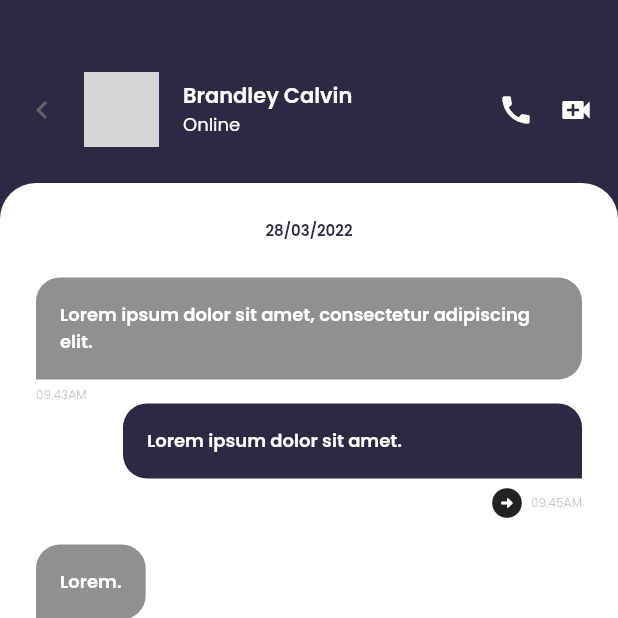
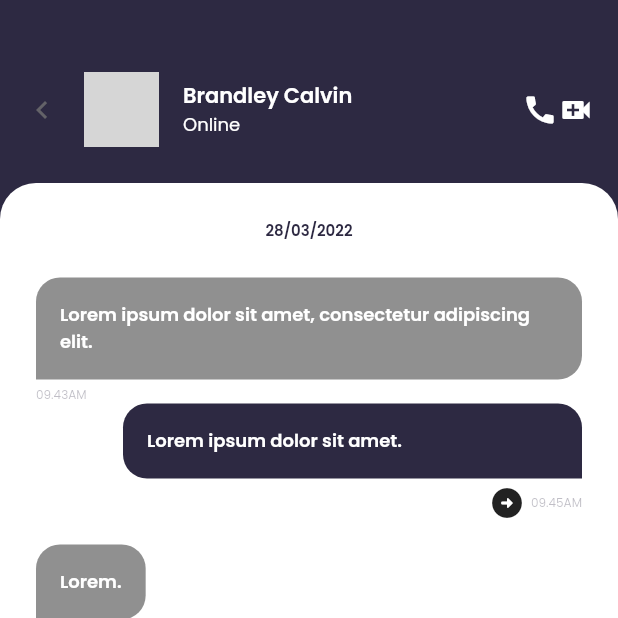
Before and after one commit to alexbecerradev/fluechat, a Flutter app: the ChatPage screen opened directly, after a tap on "Brandley Calvin", on a phone screen of 412 x 824 dp, the top half of it. Run offline on Flutter 3.47's test engine with Material 2 defaults, Android fonts, the light colour scheme and no system bars; our stand-ins replace firebase_auth, firebase_core, google_fonts, lottie, pinput; accounts and stored records are empty; network calls fail; grey boxes are pictures that could not be loaded.

Commit message:
version 0.2

```diff
--- a/lib/pages/chat_page.dart
+++ b/lib/pages/chat_page.dart
@@ -5,9 +5,10 @@ import 'package:flutter/material.dart';
 import 'package:google_fonts/google_fonts.dart';
 import '../widget/list_massage.dart';
 import 'constant.dart';
-import '../widget/list_activities.dart';
 
 class ChatPage extends StatefulWidget {
+  const ChatPage({Key? key}) : super(key: key);
+
   @override
   _ChatPageState createState() => _ChatPageState();
 }
@@ -18,11 +19,11 @@ class _ChatPageState extends State<ChatPage> {
   @override
   Widget build(BuildContext context) {
     return Scaffold(
+      // ignore: prefer_const_constructors
       backgroundColor: Color.fromARGB(248, 240, 240, 240),
       body: SafeArea(
         child: Padding(
-          padding: const EdgeInsets.only(left: 24, right: 24, top: 30),
-          child: Container(
+          padding: const EdgeInsets.only(left: 10, right: 10, top: 10),
           child: Column(
             children: [
               Container(
@@ -30,7 +31,7 @@ class _ChatPageState extends State<ChatPage> {
                 child: Row(
                   mainAxisAlignment: MainAxisAlignment.spaceBetween,
                   children: [
-                      Container(
+                    SizedBox(
                       height: 40,
                       child: Text(
                         'flue',
@@ -42,10 +43,10 @@ class _ChatPageState extends State<ChatPage> {
                     ),
                     Row(
                       children: [
-                          Container(
+                        const SizedBox(
                           height: 32,
                           width: 32,
-                            child: const Icon(
+                          child: Icon(
                             Icons.notifications,
                             color: Color.fromARGB(255, 45, 41, 66),
                           ),
@@ -73,9 +74,13 @@ class _ChatPageState extends State<ChatPage> {
               Column(
                 crossAxisAlignment: CrossAxisAlignment.start,
                 children: [
-                    Container(
+                  Padding(
+                    padding: const EdgeInsets.only(top: 10),
+                    child: Align(
+                      alignment: Alignment.centerLeft,
+                      child: SizedBox(
                         height: 50,
-                      width: 100,
+                        width: 300,
                         child: Text(
                           'Activities',
                           style: GoogleFonts.poppins(
@@ -85,8 +90,9 @@ class _ChatPageState extends State<ChatPage> {
                           ),
                         ),
                       ),
-                    Container(
-                      child: SingleChildScrollView(
+                    ),
+                  ),
+                  SingleChildScrollView(
                     scrollDirection: Axis.horizontal,
                     child: Row(
                       children: data
@@ -94,12 +100,13 @@ class _ChatPageState extends State<ChatPage> {
                           .toList(),
                     ),
                   ),
-                    ),
-                    Column(
+                  Padding(
+                    padding: const EdgeInsets.only(top: 10),
+                    child: Row(
                       crossAxisAlignment: CrossAxisAlignment.start,
                       children: [
-                        Container(
-                          width: 100,
+                        SizedBox(
+                          width: 300,
                           height: 30,
                           child: Text(
                             "Message",
@@ -112,11 +119,12 @@ class _ChatPageState extends State<ChatPage> {
                         ),
                       ],
                     ),
+                  ),
                 ],
               ),
               Expanded(
                 child: Padding(
-                    padding: const EdgeInsets.only(top: 24),
+                  padding: const EdgeInsets.only(top: 30),
                   child: ListView(
                     children: [
                       Column(
@@ -126,21 +134,21 @@ class _ChatPageState extends State<ChatPage> {
                   ),
                 ),
               ),
+              Padding(
+                padding: const EdgeInsets.only(bottom: 10),
+                child: Align(
+                  alignment: Alignment.bottomRight,
+                  child: FloatingActionButton(
+                    onPressed: (() {}),
+                    child: const Icon(Icons.sms),
+                    backgroundColor: primaryColor,
+                  ),
+                ),
+              ),
             ],
           ),
         ),
       ),
-      ),
-      bottomNavigationBar: BottomNavigationBar(
-        items: const [
-          BottomNavigationBarItem(
-              icon: Icon(Icons.hdr_plus_outlined), label: 'Más'),
-          BottomNavigationBarItem(
-            icon: Icon(Icons.camera),
-            label: 'Camera',
-          ),
-        ],
-      ),
     );
   }
 }
--- a/lib/pages/personal_chat.dart
+++ b/lib/pages/personal_chat.dart
@@ -68,8 +68,7 @@ class _PersonalChatState extends State<PersonalChat> {
                           const SizedBox(
                             width: 16,
                           ),
-                          Container(
-                            child: Column(
+                          Column(
                             crossAxisAlignment: CrossAxisAlignment.start,
                             children: [
                               Text(
@@ -87,28 +86,23 @@ class _PersonalChatState extends State<PersonalChat> {
                                 ),
                               ),
                             ],
-                            ),
                           )
                         ],
                       ),
-                      Container(
-                        child: Row(
-                          children: [
-                            Container(
+                      Row(
+                        children: const [
+                          SizedBox(
                             height: 24,
                             width: 24,
-                              child: const Icon(
+                            child: Icon(
                               Icons.call,
                               color: Colors.white,
                             ),
                           ),
-                            const SizedBox(
-                              width: 16,
-                            ),
-                            Container(
+                          SizedBox(
                             height: 24,
                             width: 24,
-                              child: const Center(
+                            child: Center(
                               child: Icon(
                                 Icons.video_call,
                                 color: Colors.white,
@@ -116,7 +110,6 @@ class _PersonalChatState extends State<PersonalChat> {
                             ),
                           ),
                         ],
-                        ),
                       ),
                     ],
                   ),
@@ -161,9 +154,9 @@ class _PersonalChatState extends State<PersonalChat> {
                                   decoration: BoxDecoration(
                                     color: greyColor,
                                     borderRadius: const BorderRadius.only(
-                                      topRight: const Radius.circular(16),
-                                      topLeft: const Radius.circular(16),
-                                      bottomRight: const Radius.circular(16),
+                                      topRight: Radius.circular(16),
+                                      topLeft: Radius.circular(16),
+                                      bottomRight: Radius.circular(16),
                                     ),
                                   ),
                                   child: Text(
@@ -248,9 +241,9 @@ class _PersonalChatState extends State<PersonalChat> {
                                   decoration: BoxDecoration(
                                     color: greyColor,
                                     borderRadius: const BorderRadius.only(
-                                      topRight: const Radius.circular(16),
-                                      topLeft: const Radius.circular(16),
-                                      bottomRight: const Radius.circular(16),
+                                      topRight: Radius.circular(16),
+                                      topLeft: Radius.circular(16),
+                                      bottomRight: Radius.circular(16),
                                     ),
                                   ),
                                   child: Text(
@@ -366,12 +359,12 @@ class _PersonalChatState extends State<PersonalChat> {
                                   const EdgeInsets.symmetric(horizontal: 16),
                               child: Row(
                                 mainAxisSize: MainAxisSize.min,
-                                children: [
-                                  const Icon(Icons.emoji_emotions_sharp),
-                                  const SizedBox(
+                                children: const [
+                                  Icon(Icons.emoji_emotions_sharp),
+                                  SizedBox(
                                     width: 8,
                                   ),
-                                  const Icon(Icons.attach_file),
+                                  Icon(Icons.attach_file),
                                 ],
                               ),
                             ),
@@ -385,8 +378,8 @@ class _PersonalChatState extends State<PersonalChat> {
                                   color: primaryColor.withOpacity(0.1),
                                 )),
                             enabledBorder: OutlineInputBorder(
-                                borderRadius: const BorderRadius.all(
-                                    const Radius.circular(24)),
+                                borderRadius:
+                                    const BorderRadius.all(Radius.circular(24)),
                                 borderSide: BorderSide(
                                   color: primaryColor.withOpacity(0.1),
                                 )),
--- a/lib/widget/activities.dart
+++ b/lib/widget/activities.dart
@@ -5,6 +5,7 @@ class Activities extends StatelessWidget {
   final Map<String, dynamic> data;
   final bool isFirst;
 
+  // ignore: use_key_in_widget_constructors
   const Activities(this.data, this.isFirst);
 
   get primaryColor => const Color.fromARGB(255, 45, 41, 66);
--- a/lib/widget/list_activities.dart
+++ b/lib/widget/list_activities.dart
@@ -4,6 +4,7 @@ class ListActivities extends StatelessWidget {
   final Map<String, dynamic> data;
   final bool isFirst;
 
+  // ignore: use_key_in_widget_constructors
   const ListActivities(this.data, this.isFirst);
 
   get primaryColor => null;
@@ -25,7 +26,7 @@ class ListActivities extends StatelessWidget {
                     width: 62,
                     decoration: BoxDecoration(
                         border: Border.all(
-                            color: Color.fromARGB(255, 106, 167, 216)),
+                            color: const Color.fromARGB(255, 106, 167, 216)),
                         shape: BoxShape.circle),
                   ),
                   Positioned.fill(
@@ -36,7 +37,7 @@ class ListActivities extends StatelessWidget {
                         width: 60,
                         decoration: BoxDecoration(
                           border: Border.all(
-                              color: Color.fromARGB(255, 103, 172, 228),
+                              color: const Color.fromARGB(255, 103, 172, 228),
                               width: 2),
                           shape: BoxShape.circle,
                           image: DecorationImage(
--- a/lib/widget/list_massage.dart
+++ b/lib/widget/list_massage.dart
@@ -1,3 +1,4 @@
+// ignore: unused_import
 import 'package:fluechat/pages/constant.dart';
 import 'package:fluechat/pages/personal_chat.dart';
 import 'package:flutter/material.dart';
@@ -6,7 +7,8 @@ import 'package:google_fonts/google_fonts.dart';
 class ListMessage extends StatelessWidget {
   final Map<String, dynamic> data;
 
-  ListMessage(this.data);
+  // ignore: prefer_const_constructors_in_immutables
+  ListMessage(this.data, {Key? key}) : super(key: key);
 
   get greenColor => const Color.fromARGB(200, 14, 172, 0);
   get greyColor => const Color.fromARGB(200, 114, 114, 114);
@@ -91,8 +93,7 @@ class ListMessage extends StatelessWidget {
                 ],
               ),
             ),
-            Container(
-              child: Column(
+            Column(
               children: [
                 Text(
                   data['last_msg_dtm'],
@@ -120,9 +121,8 @@ class ListMessage extends StatelessWidget {
                           ),
                         ),
                       )
-                      : SizedBox()
+                    : const SizedBox()
               ],
-              ),
             ),
           ],
         ),
--- a/pubspec.yaml
+++ b/pubspec.yaml
@@ -38,6 +38,8 @@ dependencies:
   lottie: ^1.2.2
   firebase_core: ^1.13.1
   firebase_auth: ^3.3.11
+  pinput: ^2.2.5
+
 
 dev_dependencies:
   flutter_test:
```
Also changed, not shown: lib/main.dart (+7 -2 lines), lib/pages/firebase/firebase_auth.dart (+111 -0 lines), lib/pages/index.dart (+26 -32 lines), lib/pages/test.dart (deleted, +0 -153 lines), pubspec.lock, 2 other files. Lines whose indentation alone changed are shown as unchanged.
